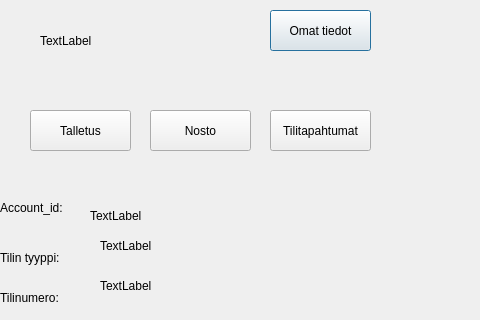
Before: the Qt Designer form bank_automat/accountinfo.ui in 25kmo-project/group_7, drawn with Qt 5; both pictures show x 0 to 480 and y 0 to 320 of the 804 by 538 pixel window.
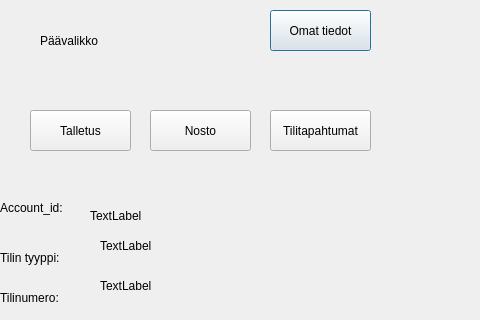
After: the same form once the commit is applied.

```diff
--- a/bank_automat/accountinfo.ui
+++ b/bank_automat/accountinfo.ui
@@ -23,7 +23,7 @@
     </rect>
    </property>
    <property name="text">
-    <string>TextLabel</string>
+    <string>Päävalikko</string>
    </property>
   </widget>
   <widget class="QPushButton" name="btnMyData">
```
